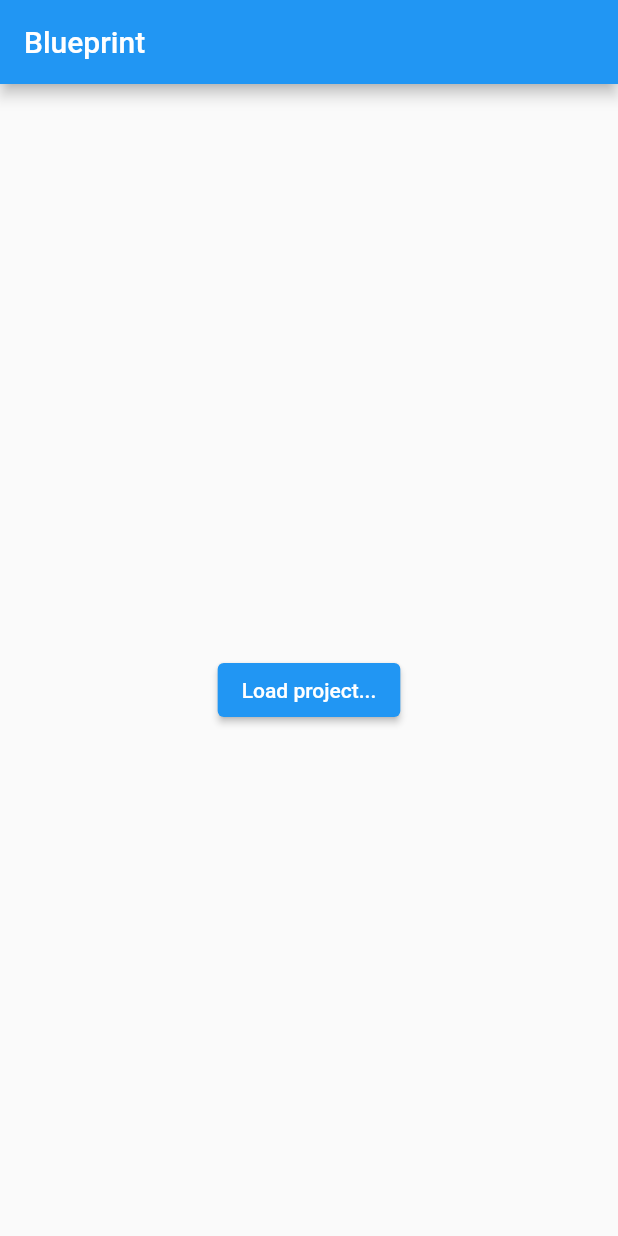
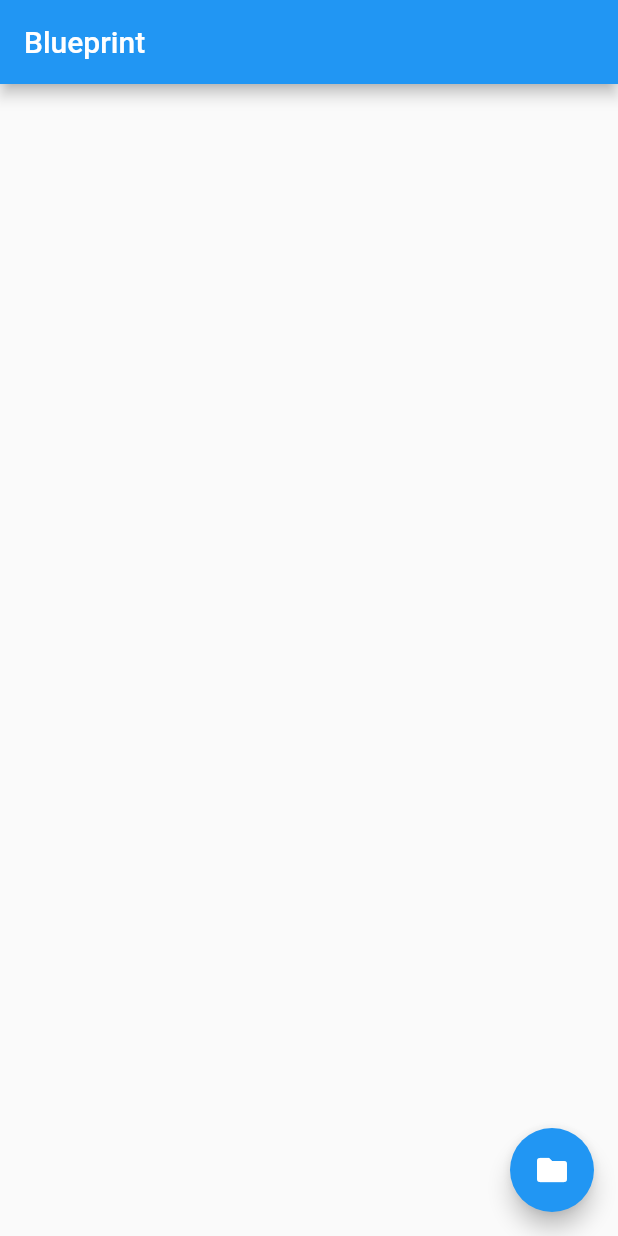
Before and after one commit to guitoof/blueprint, a Flutter app: the screen it shows after launch, on a phone screen of 412 x 824 dp. Run offline on Flutter 3.47's test engine with Material 2 defaults, Android fonts, the phone set to English and light mode, and no system bars; our stand-ins replace file_picker.

Commit message:
:lipstick: (App) Move folder picker to FAB style

```diff
--- a/lib/app.dart
+++ b/lib/app.dart
@@ -62,14 +62,12 @@ class _BlueprintAppState extends State<BlueprintApp> {
     return MaterialApp(
       home: Scaffold(
         appBar: AppBar(title: const Text('Blueprint')),
-        body: Center(
-          child: FolderPicker(
-            onFolderSelected: (Directory directory) {
-              projectTree = loadFromDirectory(directory,
-                  filters: [isNotHidden, isFileWhilteListed]);
-              print(projectTree.children.length);
-            },
-          ),
+        floatingActionButton: FolderPicker(
+          onFolderSelected: (Directory directory) {
+            projectTree = loadFromDirectory(directory,
+                filters: [isNotHidden, isFileWhilteListed]);
+            print(projectTree.children.length);
+          },
         ),
       ),
     );
--- a/lib/widgets/folder_picker.dart
+++ b/lib/widgets/folder_picker.dart
@@ -16,7 +16,6 @@ class FolderPicker extends StatefulWidget {
 
 class _FolderPickerState extends State<FolderPicker> {
   final _scaffoldMessengerKey = GlobalKey<ScaffoldMessengerState>();
-  String? _directoryPath;
   bool _isLoading = false;
 
   void _selectFolder() async {
@@ -25,9 +24,6 @@ class _FolderPickerState extends State<FolderPicker> {
       String? path = await FilePicker.platform.getDirectoryPath();
       if (path == null) return;
       widget.onFolderSelected(Directory(path));
-      setState(() {
-        _directoryPath = path;
-      });
     } on PlatformException catch (e) {
       _logException('Unsupported operation ${e.toString()}');
     } catch (e) {
@@ -52,41 +48,20 @@ class _FolderPickerState extends State<FolderPicker> {
     }
     setState(() {
       _isLoading = true;
-      _directoryPath = null;
     });
   }
 
   @override
   Widget build(BuildContext context) {
-    return Column(
-      mainAxisAlignment: MainAxisAlignment.center,
-      children: <Widget>[
-        Padding(
-          padding: const EdgeInsets.only(top: 50.0, bottom: 20.0),
-          child: Column(
-            children: <Widget>[
-              const SizedBox(height: 10),
-              ElevatedButton(
-                onPressed: () => _selectFolder(),
-                child: const Text('Load project...'),
-              ),
-            ],
-          ),
-        ),
-        Builder(
-          builder: (BuildContext context) => _isLoading
-              ? const Padding(
-                  padding: EdgeInsets.only(bottom: 10.0),
-                  child: CircularProgressIndicator(),
-                )
-              : _directoryPath != null
-                  ? ListTile(
-                      title: const Text('Directory path'),
-                      subtitle: Text(_directoryPath!),
-                    )
-                  : const SizedBox(),
-        ),
-      ],
-    );
+    return Builder(builder: ((context) {
+      return FloatingActionButton(
+        onPressed: () => _selectFolder(),
+        child: _isLoading
+            ? const CircularProgressIndicator(
+                color: Colors.white,
+              )
+            : const Icon(Icons.folder),
+      );
+    }));
   }
 }
```
